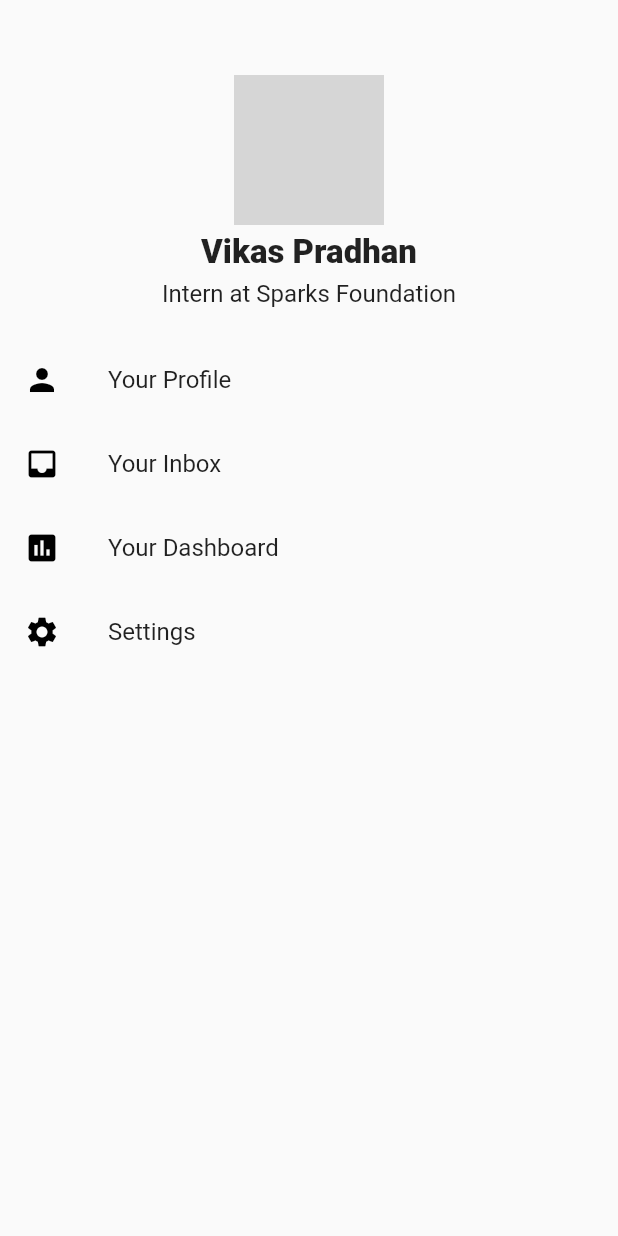
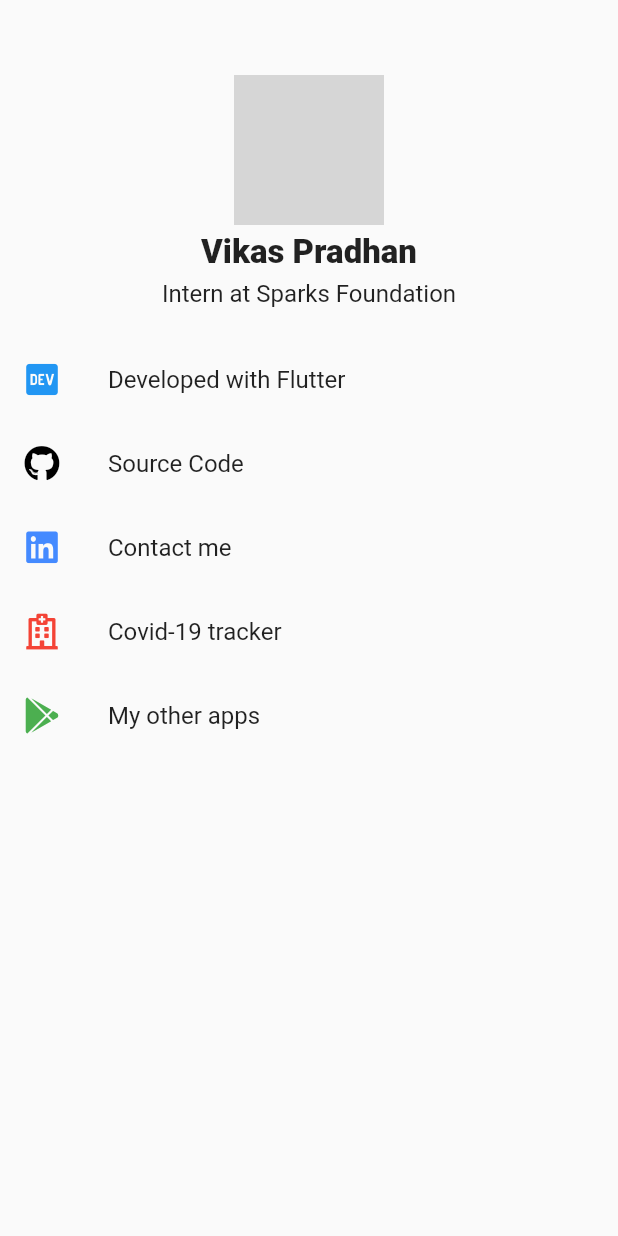
Before and after one commit to VRedBull/flutter_android_login, a Flutter app: the MainDrawer widget shown alone on an empty page, opened directly, on a phone screen of 412 x 824 dp. Run offline on Flutter 3.47's test engine with Material 2 defaults, Android fonts, the phone set to English and light mode, and no system bars; our stand-ins replace animated_splash_screen, firebase_auth, firebase_core, flutter_signin_button, font_awesome_flutter, google_sign_in and 1 more; missing offline and left inert: flutter_login_facebook; accounts and stored records are empty; network calls fail; grey boxes are pictures that could not be loaded.

Commit message:
added covid-19 tracker

```diff
--- a/lib/screens/maindrawer.dart
+++ b/lib/screens/maindrawer.dart
@@ -1,4 +1,7 @@
 import 'package:flutter/material.dart';
+import 'package:flutter_login_android/screens/covid.dart';
+import 'package:url_launcher/url_launcher.dart';
+import 'package:font_awesome_flutter/font_awesome_flutter.dart';
 
 class MainDrawer extends StatelessWidget {
   const MainDrawer({Key key}) : super(key: key);
@@ -49,40 +52,79 @@ class MainDrawer extends StatelessWidget {
       //Now let's Add the button for the Menu
       //and let's copy that and modify it
       ListTile(
-        onTap: () {},
+        onTap: () {
+          openURLFlutter();
+        },
         leading: Icon(
-          Icons.person,
-          color: Colors.black,
+          FontAwesomeIcons.dev,
+          color: Colors.blue,
         ),
-        title: Text("Your Profile"),
+        title: Text("Developed with Flutter"),
       ),
 
       ListTile(
-        onTap: () {},
+        onTap: () {
+          openURLGit();
+        },
         leading: Icon(
-          Icons.inbox,
+          FontAwesomeIcons.github,
           color: Colors.black,
         ),
-        title: Text("Your Inbox"),
+        title: Text("Source Code"),
       ),
 
       ListTile(
-        onTap: () {},
+        onTap: () {
+          openURL();
+        },
         leading: Icon(
-          Icons.assessment,
-          color: Colors.black,
+          FontAwesomeIcons.linkedin,
+          color: Colors.blueAccent,
         ),
-        title: Text("Your Dashboard"),
+        title: Text("Contact me"),
       ),
 
       ListTile(
-        onTap: () {},
+        onTap: () {
+          Navigator.of(context).pushReplacement(MaterialPageRoute(builder: (context) => Covid()));
+        },
         leading: Icon(
-          Icons.settings,
-          color: Colors.black,
+          FontAwesomeIcons.hospital,
+          color: Colors.red,
         ),
-        title: Text("Settings"),
+        title: Text("Covid-19 tracker"),
+      ),
+
+      ListTile(
+        onTap: () {
+          openURLApp();
+        },
+        leading: Icon(
+          FontAwesomeIcons.googlePlay,
+          color: Colors.green,
+        ),
+        title: Text("My other apps"),
       ),
     ]);
   }
+
+  openURL() {
+    String url = "https://in.linkedin.com/in/vikas-pradhan-80088a1a0";
+    launch(url);
+  }
+
+  openURLGit() {
+    String url = "https://github.com/VRedBull/flutter_android_login";
+    launch(url);
+  }
+
+  openURLFlutter() {
+    String url = "https://flutter.dev/";
+    launch(url);
+  }
+
+  openURLApp() {
+    String url = "https://play.google.com/store/apps/details?id=com.vikas.photo_calendar";
+    launch(url);
+  }
 }
--- a/pubspec.yaml
+++ b/pubspec.yaml
@@ -37,6 +37,8 @@ dependencies:
   animated_splash_screen: ^1.0.1+2
   url_launcher: ^5.7.10
   open_url: ^1.0.1
+  font_awesome_flutter: ^8.10.1
+  webview_flutter: ^1.0.7
 
 
 dev_dependencies:
```
Also changed, not shown: lib/screens/covid.dart (added, +39 -0 lines), lib/screens/google_home.dart (+6 -1 lines), lib/screens/login.dart (+6 -3 lines), pubspec.lock.
